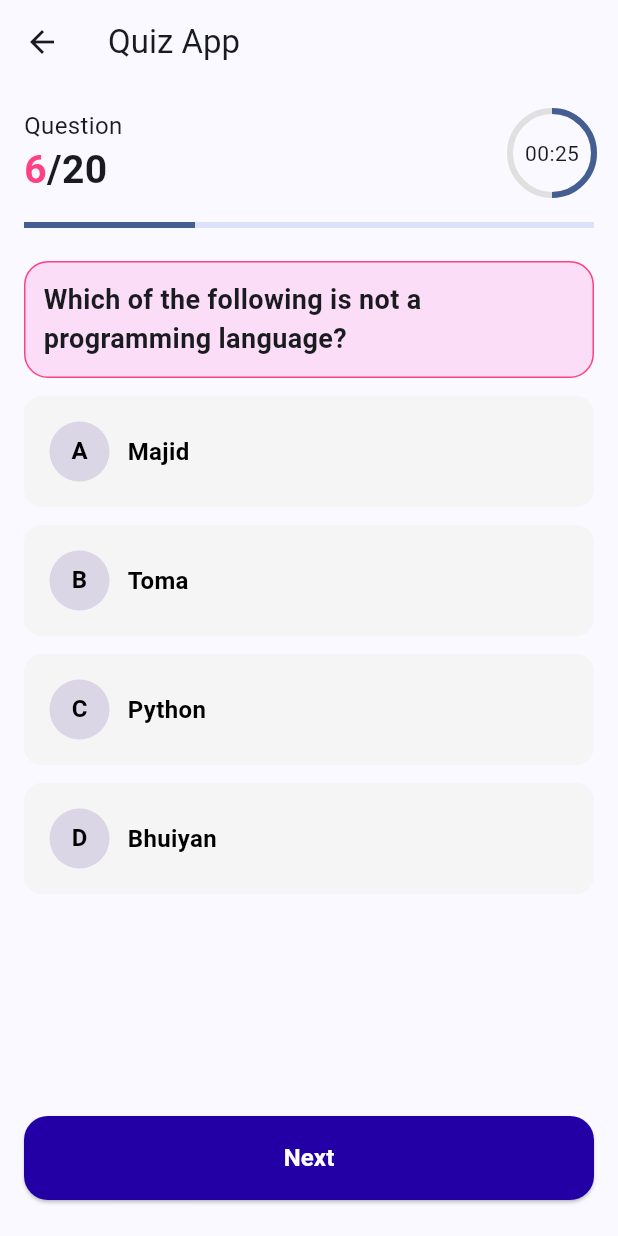
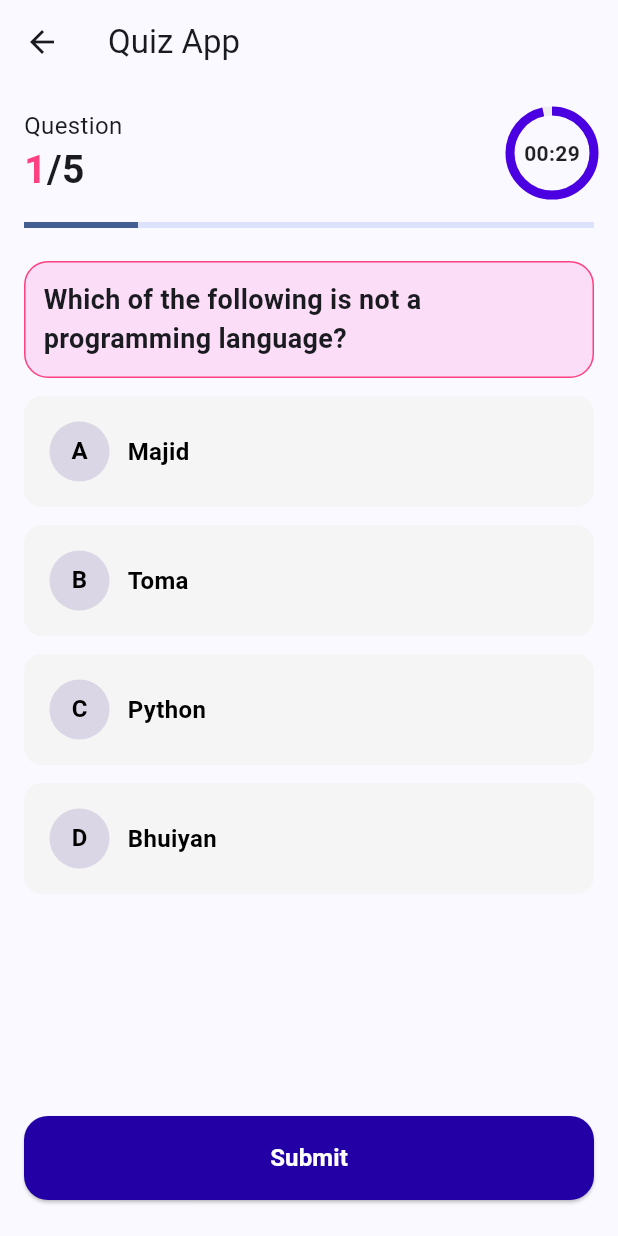
Before and after one commit to majidbhuiyan20/BDApps, a Flutter app: the screen it shows after launch, after a tap on "Start Now", on a phone screen of 412 x 824 dp. Run offline on Flutter 3.47's test engine with Material 3 defaults, Android fonts, the phone set to English and light mode, and no system bars.

Commit message:
add QuizTimer widget and implement answer submission logic in QuizPage

```diff
--- a/lib/QuizApp/model/quiz_ques_model.dart
+++ b/lib/QuizApp/model/quiz_ques_model.dart
@@ -3,13 +3,13 @@ class QuizQuestion{
   String question;
   List<String> options;
   int answerIndex;
-  int? mark  = 10;
+  int mark;
 
   QuizQuestion({
     required this.id,
     required this.question,
     required this.options,
     required this.answerIndex,
-    this.mark,
+    this.mark = 10,
   });
 }
--- a/lib/QuizApp/views/quiz_page.dart
+++ b/lib/QuizApp/views/quiz_page.dart
@@ -14,6 +14,14 @@ class QuizPage extends StatefulWidget {
 }
 
 class _QuizPageState extends State<QuizPage> {
+  int? selectedAnswerIndex;
+  bool correctAnswer = false;
+  bool showCorrectAnswer = false;
+  bool answerSubmitted = false;
+  int obtainedMark = 0;
+  int progress = 0;
+
+
   QuizQuestion questionData = QuizQuestion(
     id: 1,
     question: "Which of the following is not a programming language?",
@@ -29,7 +37,43 @@ class _QuizPageState extends State<QuizPage> {
     setState(() {});
   }
 
-  int? selectedAnswerIndex;
+
+
+  void submitAnswer(){
+    //todo: selectedAnswerIndex != null
+    if(selectedAnswerIndex == null){
+      return;
+    }
+    //todo: check isSelectedAnswer == questionData.answerIndex
+    correctAnswer = (selectedAnswerIndex == questionData.answerIndex);
+    //todo: If incorrect show correct answer
+    showCorrectAnswer = true;
+    answerSubmitted = true;
+    //todo: if Correct mark++
+    obtainedMark = obtainedMark + questionData.mark!;
+    //todo: update progress
+    progress++;
+    setState(() {
+
+    });
+
+
+  }
+  void prepareNextQuestion(){
+    questionData = QuizQuestion(
+      id: 2,
+      question: "What is the national flower of Bangladesh",
+      options: ["Rose", "Lily", "Toma", "Lotus"],
+      answerIndex: 1,
+    );
+     correctAnswer = false;
+     showCorrectAnswer = false;
+     answerSubmitted = false;
+     setState(() {
+
+     });
+  }
+
 
   @override
   Widget build(BuildContext context) {
@@ -40,7 +84,7 @@ class _QuizPageState extends State<QuizPage> {
         child: Column(
           spacing: 22,
           children: [
-            QuizProgress(),
+            QuizProgress(currentProgress: progress+1, totalCount: 5 ,),
             Column(
               spacing: 12,
               children: [
@@ -49,17 +93,24 @@ class _QuizPageState extends State<QuizPage> {
                   spacing: 12,
                   children: List.generate(
                     questionData.options.length,
-                    (index) => AnswerOption(
-                      option: questionData.options[index],
-                      serial: numericSerialToABC(index),
-                      isSelected: index == selectedAnswerIndex,
-                      onTap: () => setAnswer(index),
+                    (currentIndex) => AnswerOption(
+                      option: questionData.options[currentIndex],
+                      serial: numericSerialToABC(currentIndex),
+                      isSelected: currentIndex == selectedAnswerIndex,
+                      onTap:answerSubmitted? null : () => setAnswer(currentIndex),
+                      showCorrectAnswer: questionData.answerIndex == currentIndex && showCorrectAnswer,
                     ),
                   ),
                 ),
               ],
             ),
             Expanded(child: SizedBox()),
+            if(answerSubmitted)
+              Text(correctAnswer ? "Correct Answer" : "Incorrect Answer", style: TextStyle(
+              color: correctAnswer ? Colors.green : Colors.red,
+              fontSize: 16,
+              fontWeight: FontWeight.bold,
+            ),),
             Padding(
               padding: const EdgeInsets.only(bottom: 8.0),
               child: ElevatedButton(
@@ -75,9 +126,10 @@ class _QuizPageState extends State<QuizPage> {
                   ),
                 ),
 
-                onPressed: () {},
+                onPressed: answerSubmitted ? prepareNextQuestion :  submitAnswer,
                 child: Text(
-                  "Next",
+                  answerSubmitted ?
+                  "Next" : "Submit",
                   style: TextStyle(
                     fontSize: 16,
                     fontWeight: FontWeight.bold,
--- a/lib/QuizApp/widgets/answer_option.dart
+++ b/lib/QuizApp/widgets/answer_option.dart
@@ -2,10 +2,12 @@ import 'package:flutter/cupertino.dart';
 import 'package:flutter/material.dart';
 
 class AnswerOption extends StatelessWidget {
-  const AnswerOption({super.key, required this.option, required this.serial, required this.isSelected, this.onTap});
+  const AnswerOption({super.key, required this.option, required this.serial, required this.isSelected, this.onTap, this.showCorrectAnswer = false});
   final String option;
   final String serial;
   final bool isSelected;
+  final bool showCorrectAnswer;
+
   final void Function()? onTap;
 
 
@@ -16,10 +18,10 @@ class AnswerOption extends StatelessWidget {
       child: Container(
         padding: EdgeInsets.all(16),
         decoration: BoxDecoration(
-          color: isSelected ? Color(0Xffe2dff2): Color(0Xfff5f5f5),
+          color:showCorrectAnswer?Colors.green.shade50 :  isSelected ? Color(0Xffe2dff2): Color(0Xfff5f5f5),
           borderRadius: BorderRadius.circular(12),
           border: Border.all(
-            color: isSelected ? Color(0Xff3e2788) : Colors.transparent,
+            color:showCorrectAnswer?Colors.green.shade800 :  isSelected ? Color(0Xff3e2788) : Colors.transparent,
             width: 1
           ),
         ),
--- a/lib/QuizApp/widgets/quiz_progress.dart
+++ b/lib/QuizApp/widgets/quiz_progress.dart
@@ -1,12 +1,11 @@
+import 'package:bdapps/QuizApp/widgets/quiz_timer.dart';
 import 'package:flutter/material.dart';
-class QuizProgress extends StatefulWidget {
-  const QuizProgress({super.key});
 
-  @override
-  State<QuizProgress> createState() => _QuizProgressState();
-}
+class QuizProgress extends StatelessWidget {
+  const QuizProgress({super.key, required this.currentProgress, required this.totalCount});
+  final int currentProgress;
+  final int totalCount;
 
-class _QuizProgressState extends State<QuizProgress> {
   @override
   Widget build(BuildContext context) {
     return Column(
@@ -18,33 +17,33 @@ class _QuizProgressState extends State<QuizProgress> {
             Column(
               crossAxisAlignment: CrossAxisAlignment.start,
               children: [
-                Text("Question", style: TextStyle(fontWeight: FontWeight.normal, fontSize: 16),),
+                const Text(
+                  "Question",
+                  style: TextStyle(fontWeight: FontWeight.normal, fontSize: 16),
+                ),
                 Row(
                   children: [
-                    Text("6", style: TextStyle(fontSize: 26, color: Colors.pinkAccent, fontWeight: FontWeight.bold),),
-                    Text("/20", style: TextStyle(fontSize: 26, fontWeight: FontWeight.bold),),
+                    Text(
+                      currentProgress.toString(),
+                      style: const TextStyle(
+                          fontSize: 26,
+                          color: Colors.pinkAccent,
+                          fontWeight: FontWeight.bold),
+                    ),
+                    Text(
+                      "/$totalCount",
+                      style: const TextStyle(fontSize: 26, fontWeight: FontWeight.bold),
+                    ),
                   ],
                 ),
               ],
             ),
-            Stack(
-              alignment: Alignment.center,
-              children: [
-                SizedBox(
-                  width: 56,
-                  height: 56,
-                  child: CircularProgressIndicator(
-                    value: 0.5,
-
-                    backgroundColor: Colors.grey[300],
-                  ),
-                ),
-                Text("00:25", style: TextStyle( fontSize: 14 ),)
-              ],
-            )
+            QuizTimer()
           ],
         ),
-        LinearProgressIndicator(value: 6 / 20,)
+        LinearProgressIndicator(
+          value: totalCount > 0 ? currentProgress / totalCount : 0,
+        )
       ],
     );
   }
--- /dev/null
+++ b/lib/QuizApp/widgets/quiz_timer.dart
@@ -0,0 +1,73 @@
+import 'dart:async';
+import 'package:flutter/material.dart';
+
+class QuizTimer extends StatefulWidget {
+  const QuizTimer({super.key});
+
+  @override
+  State<QuizTimer> createState() => _QuizTimerState();
+}
+
+class _QuizTimerState extends State<QuizTimer> {
+  int remainingSecond = 30;
+  Timer? _timer;
+
+  @override
+  void initState() {
+    super.initState();
+    startTimer();
+  }
+
+  void startTimer() {
+    // Cancel any existing timer
+    _timer?.cancel();
+
+    // Use Timer.periodic instead of recursive calls to avoid StackOverflow
+    _timer = Timer.periodic(const Duration(seconds: 1), (timer) {
+      if (mounted) {
+        setState(() {
+          if (remainingSecond > 0) {
+            remainingSecond--;
+          } else {
+            _timer?.cancel();
+          }
+        });
+      }
+    });
+  }
+
+  @override
+  void dispose() {
+    _timer?.cancel();
+    super.dispose();
+  }
+
+  @override
+  Widget build(BuildContext context) {
+    return Stack(
+      alignment: Alignment.center,
+      children: [
+        SizedBox(
+          width: 56,
+          height: 56,
+          child: CircularProgressIndicator(
+            value: remainingSecond / 30,
+            strokeWidth: 6,
+            backgroundColor: Colors.grey[200],
+            valueColor: AlwaysStoppedAnimation<Color>(
+              remainingSecond < 10 ? Colors.redAccent : const Color(0xFF4A00E0),
+            ),
+          ),
+        ),
+        Text(
+          "00:${remainingSecond.toString().padLeft(2, '0')}",
+          style: TextStyle(
+            fontSize: 14,
+            fontWeight: FontWeight.bold,
+            color: remainingSecond < 10 ? Colors.redAccent : Colors.black87,
+          ),
+        )
+      ],
+    );
+  }
+}
```
